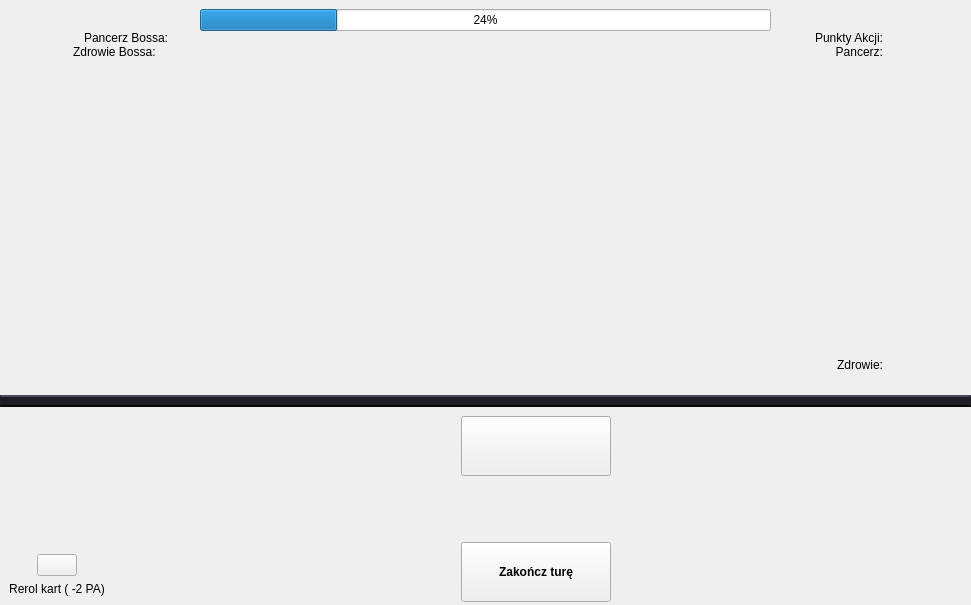
Old version of the form BossRaid/mainwindow.ui in the repository OlejPalmowy/gra_karciana.
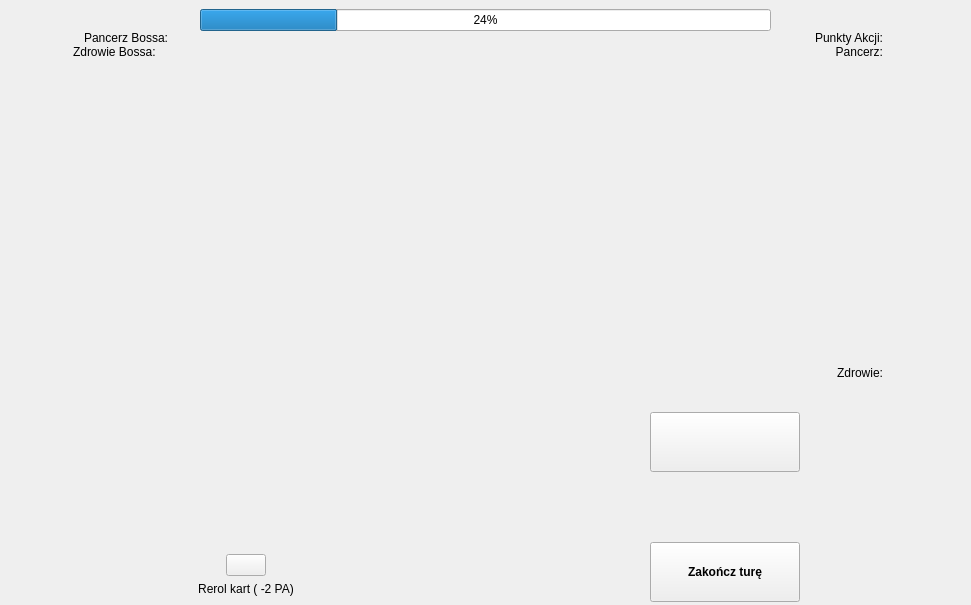
New version of the form. Icons and pictures are not drawn.

```diff
--- a/BossRaid/mainwindow.ui
+++ b/BossRaid/mainwindow.ui
@@ -31,7 +31,7 @@
     border-image: url(:/assets/arena.png) 0 0 0 0 stretch stretch;
 }</string>
    </property>
-   <layout class="QVBoxLayout" name="verticalLayout" stretch="6,1,3">
+   <layout class="QVBoxLayout" name="verticalLayout" stretch="6,0,3">
     <property name="spacing">
      <number>0</number>
     </property>
@@ -379,7 +379,7 @@
      <widget class="QWidget" name="playerArea" native="true">
       <layout class="QHBoxLayout" name="horizontalLayout_2">
        <item>
-        <layout class="QHBoxLayout" name="playerActionArea" stretch="0,6,2">
+        <layout class="QHBoxLayout" name="playerActionArea" stretch="2,6,2">
          <item>
           <layout class="QVBoxLayout" name="deckLayout">
            <item>
```
